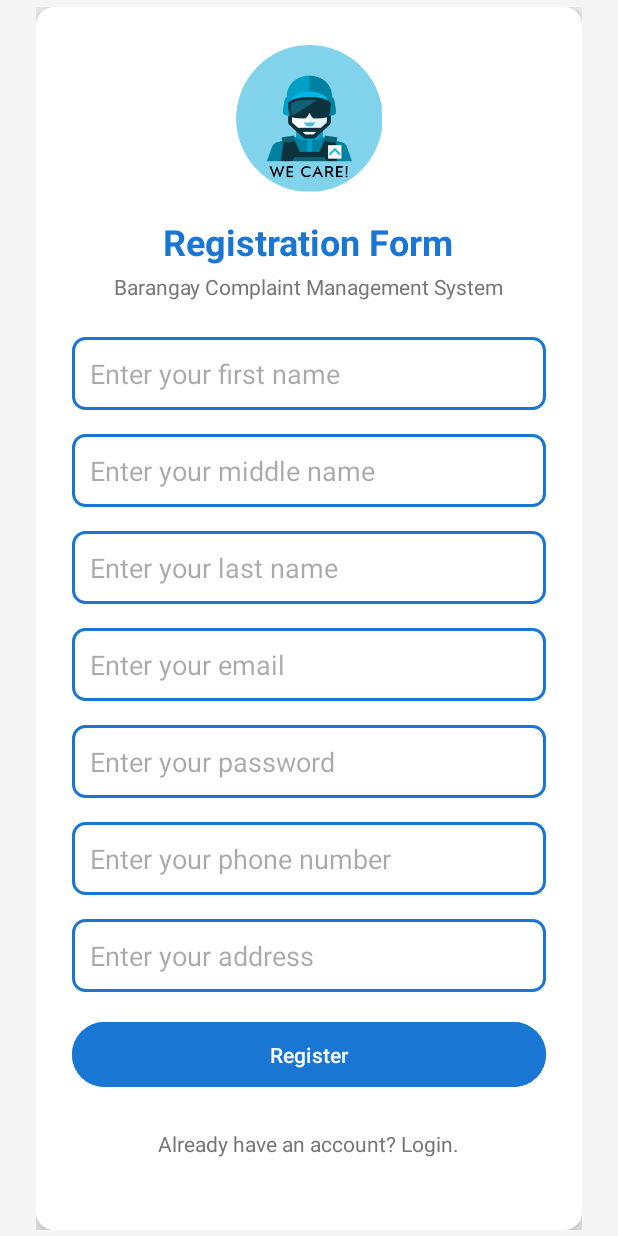
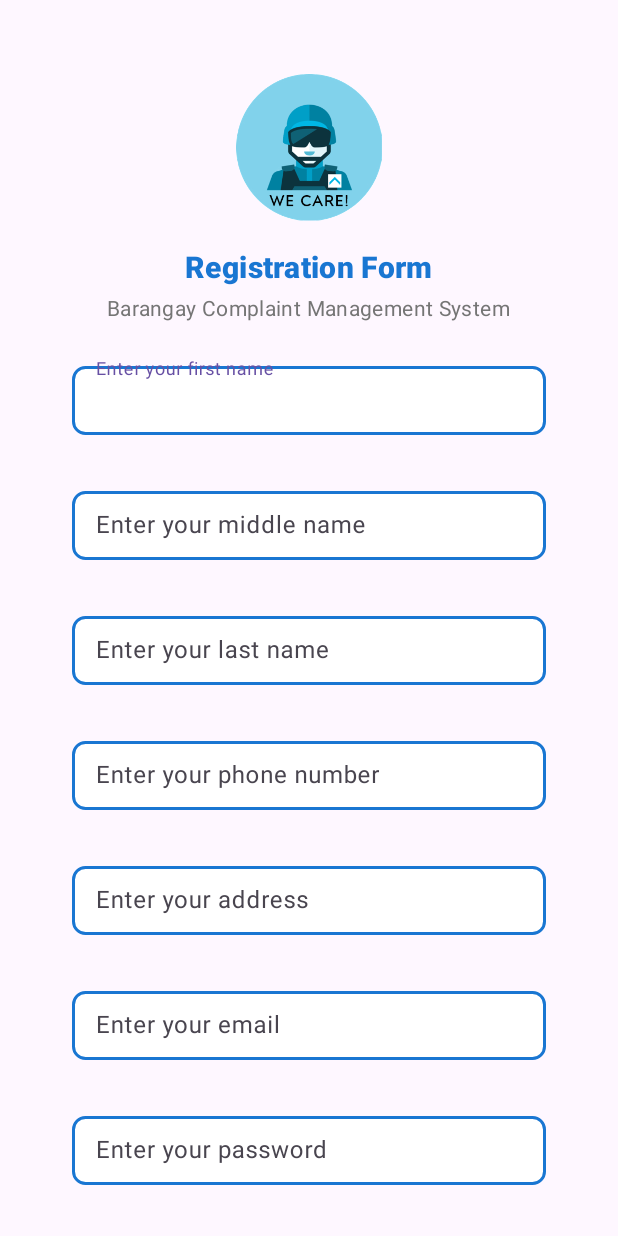
Before and after one commit to IamGotu/WeCareMobile, an Android app: the Register screen opened directly, with no data from a screen before it, on a phone screen of 412 x 824 dp. Run offline under Robolectric (Android 15) with nearby library versions, the light colour scheme and no system bars; our stand-ins replace Volley.

Commit message:
Resident/complanant can register to the app

```diff
--- a/app/src/main/java/com/sia/android/wecare/Register.java
+++ b/app/src/main/java/com/sia/android/wecare/Register.java
@@ -1,16 +1,37 @@
 package com.sia.android.wecare;
 
+import android.app.ProgressDialog;
 import android.content.Intent;
 import android.os.Bundle;
-import android.util.Log;
 import android.view.View;
-import android.widget.Button;
-import android.widget.EditText;
 import android.widget.TextView;
+import android.widget.Toast;
 
 import androidx.appcompat.app.AppCompatActivity;
 
+import com.android.volley.AuthFailureError;
+import com.android.volley.Request;
+import com.android.volley.RequestQueue;
+import com.android.volley.Response;
+import com.android.volley.VolleyError;
+import com.android.volley.toolbox.StringRequest;
+import com.android.volley.toolbox.Volley;
+import com.google.android.material.button.MaterialButton;
+import com.google.android.material.textfield.TextInputEditText;
+
+import org.json.JSONException;
+import org.json.JSONObject;
+
+import java.util.HashMap;
+import java.util.Map;
+
 public class Register extends AppCompatActivity {
+
+    TextInputEditText txtfirst_name, txtmiddle_name, txtlast_name, txtphone_number,
+            txtAddress, txtEmail, txtPassword;
+    MaterialButton btnRegister;
+
+    String url_register = "http://192.168.0.35/wecare_connection/register.php";
 
     @Override
     protected void onCreate(Bundle savedInstanceState) {
@@ -26,33 +47,95 @@ public class Register extends AppCompatActivity {
             }
         });
 
-        // Initialize EditText fields
-        EditText firstNameEditText = findViewById(R.id.firstNameEditText);
-        EditText middleNameEditText = findViewById(R.id.middleNameEditText);
-        EditText lastNameEditText = findViewById(R.id.lastNameEditText);
-        EditText emailEditText = findViewById(R.id.emailEditText);
-        EditText passwordEditText = findViewById(R.id.passwordEditText);
-        EditText phoneNumberEditText = findViewById(R.id.phoneNumberEditText);
-        EditText addressEditText = findViewById(R.id.addressEditText);
+        txtfirst_name = findViewById(R.id.firstNameEditText);
+        txtmiddle_name = findViewById(R.id.middleNameEditText);
+        txtlast_name = findViewById(R.id.lastNameEditText);
+        txtphone_number = findViewById(R.id.phoneNumberEditText);
+        txtAddress = findViewById(R.id.addressEditText);
+        txtEmail = findViewById(R.id.emailEditText);
+        txtPassword = findViewById(R.id.passwordEditText);
+        btnRegister = findViewById(R.id.registerButton);
 
-        // Register button
-        Button registerButton = findViewById(R.id.registerButton);
-
-        // Handle button click to register
-        registerButton.setOnClickListener(v -> {
-            // Collect data from EditText fields
-            String firstName = firstNameEditText.getText().toString().trim();
-            String middleName = middleNameEditText.getText().toString().trim();
-            String lastName = lastNameEditText.getText().toString().trim();
-            String email = emailEditText.getText().toString().trim();
-            String password = passwordEditText.getText().toString().trim();
-            String phoneNumber = phoneNumberEditText.getText().toString().trim();
-            String address = addressEditText.getText().toString().trim();
-
-            // Log the values (You can remove this later)
-            Log.d("Register", "User Data: " + firstName + " " + middleName + " " + lastName + " " + email + " " + phoneNumber + " " + address);
-
-            // Send this data to the server (we will do that part next)
+        btnRegister.setOnClickListener(new View.OnClickListener() {
+            @Override
+            public void onClick(View v) {
+                GoRegister();
+            }
         });
     }
+
+    private void GoRegister() {
+
+        ProgressDialog progressDialog= new ProgressDialog(this);
+        progressDialog.setMessage("{Loading...");
+        String first_name = txtfirst_name.getText().toString().trim();
+        String middle_name = txtmiddle_name.getText().toString().trim();
+        String last_name = txtlast_name.getText().toString().trim();
+        String phone_number = txtphone_number.getText().toString().trim();
+        String address = txtAddress.getText().toString().trim();
+        String email = txtEmail.getText().toString().trim();
+        String password = txtPassword.getText().toString().trim();
+
+        if (first_name.isEmpty()) {
+            Toast.makeText(this, "Enter First Name", Toast.LENGTH_SHORT).show();
+        } else if (last_name.isEmpty()) {
+            Toast.makeText(this, "Enter Last Name", Toast.LENGTH_SHORT).show();
+        } else if (phone_number.isEmpty()) {
+            Toast.makeText(this, "Enter Phone Number", Toast.LENGTH_SHORT).show();
+        } else if (address.isEmpty()) {
+            Toast.makeText(this, "Enter Address", Toast.LENGTH_SHORT).show();
+        } else if (email.isEmpty()) {
+            Toast.makeText(this, "Enter Email", Toast.LENGTH_SHORT).show();
+        } else if (password.isEmpty()) {
+            Toast.makeText(this, "Enter Password", Toast.LENGTH_SHORT).show();
+        } else {
+            progressDialog.show();
+            //tv_success.setText("Register Success");
+            StringRequest stringRequest = new StringRequest(Request.Method.POST, url_register, new Response.Listener<String>() {
+                @Override
+                public void onResponse(String response) {
+
+                    try {
+                        JSONObject sonObject = new JSONObject(response);
+                        String success = sonObject.getString("success");
+                        String message = sonObject.getString("message");
+
+                        if (success.equals("1")) {
+                            progressDialog.dismiss();
+                            Toast.makeText(Register.this, "Registration Successful", Toast.LENGTH_SHORT).show();
+                        } else {
+                            progressDialog.dismiss();
+                            Toast.makeText(Register.this, message, Toast.LENGTH_LONG).show();
+                        }
+                    } catch (JSONException e) {
+                        e.printStackTrace();
+                        Toast.makeText(Register.this, e.toString(), Toast.LENGTH_LONG).show();
+                        progressDialog.dismiss();
+                    }
+                }
+            }, new Response.ErrorListener() {
+                @Override
+                public void onErrorResponse(VolleyError error) {
+                    Toast.makeText(Register.this, error.toString(), Toast.LENGTH_LONG).show();
+                    progressDialog.dismiss();
+                }
+            })
+            {
+                @Override
+                protected Map<String, String> getParams() throws AuthFailureError {
+                    Map<String, String> params = new HashMap<>();
+                    params.put("first_name", first_name);
+                    params.put("middle_name", middle_name);
+                    params.put("last_name", last_name);
+                    params.put("phone_number", phone_number);
+                    params.put("address", address);
+                    params.put("email", email);
+                    params.put("password", password);
+                    return params;
+                }
+            };
+            RequestQueue requestQueue = Volley.newRequestQueue(this);
+            requestQueue.add(stringRequest);
+        }
+    }
 }
--- a/app/src/main/res/layout/activity_register.xml
+++ b/app/src/main/res/layout/activity_register.xml
@@ -1,62 +1,74 @@
 <?xml version="1.0" encoding="utf-8"?>
 <androidx.core.widget.NestedScrollView xmlns:android="http://schemas.android.com/apk/res/android"
     xmlns:tools="http://schemas.android.com/tools"
+    xmlns:app="http://schemas.android.com/apk/res-auto"
     android:layout_width="match_parent"
     android:layout_height="match_parent"
-    xmlns:app="http://schemas.android.com/apk/res-auto"
-    android:background="#F5F5F5">
+    android:fillViewport="true"
+    android:background="?android:attr/windowBackground"
+    tools:context=".Register">
 
     <androidx.constraintlayout.widget.ConstraintLayout
         android:layout_width="match_parent"
         android:layout_height="wrap_content"
-        android:padding="24dp"
-        android:layout_gravity="center">
+        android:padding="24dp">
 
         <LinearLayout
-            android:id="@+id/registrationCard"
-            app:layout_constraintBottom_toBottomOf="parent"
-            app:layout_constraintEnd_toEndOf="parent"
-            app:layout_constraintStart_toStartOf="parent"
-            app:layout_constraintTop_toTopOf="parent"
-            android:layout_width="0dp"
+            android:layout_width="match_parent"
             android:layout_height="wrap_content"
-            android:background="@drawable/card_background"
-            android:elevation="8dp"
-            android:gravity="center_horizontal"
             android:orientation="vertical"
             android:padding="24dp"
-            tools:layout_editor_absoluteX="24dp"
-            tools:layout_editor_absoluteY="97dp">
+            android:gravity="center"
+            app:layout_constraintTop_toTopOf="parent"
+            app:layout_constraintBottom_toBottomOf="parent"
+            app:layout_constraintStart_toStartOf="parent"
+            app:layout_constraintEnd_toEndOf="parent"
+            tools:ignore="MissingConstraints">
 
             <ImageView
                 android:id="@+id/logoImageView"
                 android:layout_width="100dp"
                 android:layout_height="100dp"
                 android:layout_marginBottom="16dp"
-                android:scaleType="centerCrop"
-                android:src="@drawable/ic_wecare_logo" />
+                android:src="@drawable/ic_wecare_logo"
+                android:scaleType="centerCrop" />
 
             <TextView
                 android:id="@+id/titleTextView"
                 android:layout_width="wrap_content"
                 android:layout_height="wrap_content"
-                android:layout_marginBottom="4dp"
                 android:text="@string/registration_form"
+                android:textAppearance="?attr/textAppearanceHeadline6"
                 android:textColor="#1976D2"
-                android:textSize="24sp"
-                android:textStyle="bold" />
+                android:textStyle="bold"
+                android:layout_marginBottom="4dp" />
 
             <TextView
                 android:id="@+id/subtitleTextView"
                 android:layout_width="wrap_content"
                 android:layout_height="wrap_content"
-                android:layout_marginBottom="24dp"
                 android:text="@string/system_title"
+                android:textAppearance="?attr/textAppearanceBody2"
                 android:textColor="#757575"
-                android:textSize="14sp" />
+                android:layout_marginBottom="24dp" />
 
-            <!-- First Name -->
-            <EditText
+            <com.google.android.material.textview.MaterialTextView
+                android:id="@+id/errorTextView"
+                android:layout_width="match_parent"
+                android:layout_height="wrap_content"
+                android:textColor="@android:color/holo_red_dark"
+                android:visibility="gone"
+                android:gravity="center"
+                android:text="Error will appear here"
+                android:layout_marginBottom="16dp"/>
+
+            <com.google.android.material.textfield.TextInputLayout
+                android:layout_width="match_parent"
+                android:layout_height="wrap_content"
+                android:layout_marginBottom="16dp"
+                app:endIconMode="clear_text">
+
+                <com.google.android.material.textfield.TextInputEditText
                     android:id="@+id/firstNameEditText"
                     android:layout_width="match_parent"
                     android:layout_height="wrap_content"
@@ -65,9 +77,15 @@
                     android:hint="@string/first_name"
                     android:inputType="textPersonName"
                     android:padding="12dp" />
+            </com.google.android.material.textfield.TextInputLayout>
 
-            <!-- Middle Name -->
-            <EditText
+            <com.google.android.material.textfield.TextInputLayout
+                android:layout_width="match_parent"
+                android:layout_height="wrap_content"
+                android:layout_marginBottom="16dp"
+                app:endIconMode="clear_text">
+
+                <com.google.android.material.textfield.TextInputEditText
                     android:id="@+id/middleNameEditText"
                     android:layout_width="match_parent"
                     android:layout_height="wrap_content"
@@ -76,9 +94,15 @@
                     android:hint="@string/middle_name"
                     android:inputType="textPersonName"
                     android:padding="12dp" />
+            </com.google.android.material.textfield.TextInputLayout>
 
-            <!-- Last Name -->
-            <EditText
+            <com.google.android.material.textfield.TextInputLayout
+                android:layout_width="match_parent"
+                android:layout_height="wrap_content"
+                android:layout_marginBottom="16dp"
+                app:endIconMode="clear_text">
+
+                <com.google.android.material.textfield.TextInputEditText
                     android:id="@+id/lastNameEditText"
                     android:layout_width="match_parent"
                     android:layout_height="wrap_content"
@@ -87,9 +111,50 @@
                     android:hint="@string/last_name"
                     android:inputType="textPersonName"
                     android:padding="12dp" />
+            </com.google.android.material.textfield.TextInputLayout>
 
-            <!-- Email -->
-            <EditText
+            <com.google.android.material.textfield.TextInputLayout
+                android:layout_width="match_parent"
+                android:layout_height="wrap_content"
+                android:layout_marginBottom="16dp"
+                app:endIconMode="clear_text">
+
+                <com.google.android.material.textfield.TextInputEditText
+                    android:id="@+id/phoneNumberEditText"
+                    android:layout_width="match_parent"
+                    android:layout_height="wrap_content"
+                    android:layout_marginBottom="16dp"
+                    android:background="@drawable/edittext_background"
+                    android:hint="@string/phonee_number"
+                    android:inputType="phone"
+                    android:padding="12dp" />
+
+            </com.google.android.material.textfield.TextInputLayout>
+
+            <com.google.android.material.textfield.TextInputLayout
+                android:layout_width="match_parent"
+                android:layout_height="wrap_content"
+                android:layout_marginBottom="16dp"
+                app:endIconMode="clear_text">
+
+                <com.google.android.material.textfield.TextInputEditText
+                    android:id="@+id/addressEditText"
+                    android:layout_width="match_parent"
+                    android:layout_height="wrap_content"
+                    android:layout_marginBottom="16dp"
+                    android:background="@drawable/edittext_background"
+                    android:hint="@string/address"
+                    android:padding="12dp" />
+
+            </com.google.android.material.textfield.TextInputLayout>
+
+            <com.google.android.material.textfield.TextInputLayout
+                android:layout_width="match_parent"
+                android:layout_height="wrap_content"
+                android:layout_marginBottom="16dp"
+                app:endIconMode="clear_text">
+
+                <com.google.android.material.textfield.TextInputEditText
                     android:id="@+id/emailEditText"
                     android:layout_width="match_parent"
                     android:layout_height="wrap_content"
@@ -99,8 +164,15 @@
                     android:inputType="textEmailAddress"
                     android:padding="12dp" />
 
-            <!-- Password -->
-            <EditText
+            </com.google.android.material.textfield.TextInputLayout>
+
+            <com.google.android.material.textfield.TextInputLayout
+                android:layout_width="match_parent"
+                android:layout_height="wrap_content"
+                android:layout_marginBottom="16dp"
+                app:endIconMode="clear_text">
+
+                <com.google.android.material.textfield.TextInputEditText
                     android:id="@+id/passwordEditText"
                     android:layout_width="match_parent"
                     android:layout_height="wrap_content"
@@ -110,36 +182,16 @@
                     android:inputType="textPassword"
                     android:padding="12dp" />
 
-            <!-- Phone Number -->
-            <EditText
-                android:id="@+id/phoneNumberEditText"
-                android:layout_width="match_parent"
-                android:layout_height="wrap_content"
-                android:layout_marginBottom="16dp"
-                android:background="@drawable/edittext_background"
-                android:hint="@string/phonee_number"
-                android:inputType="phone"
-                android:padding="12dp" />
+            </com.google.android.material.textfield.TextInputLayout>
 
-            <!-- Address -->
-            <EditText
-                android:id="@+id/addressEditText"
-                android:layout_width="match_parent"
-                android:layout_height="wrap_content"
-                android:layout_marginBottom="16dp"
-                android:background="@drawable/edittext_background"
-                android:hint="@string/address"
-                android:padding="12dp" />
-
-            <!-- Register Button -->
-
-            <Button
+            <com.google.android.material.button.MaterialButton
                 android:id="@+id/registerButton"
                 android:layout_width="match_parent"
                 android:layout_height="wrap_content"
                 android:backgroundTint="#1976D2"
                 android:padding="12dp"
                 android:text="@string/register"
+                style="?attr/materialButtonOutlinedStyle"
                 android:textColor="#FFFFFF" />
 
                 <TextView
@@ -148,8 +200,10 @@
                     android:layout_height="wrap_content"
                     android:layout_margin="24dp"
                     android:text="@string/redirect_login"
+                    android:textAppearance="?attr/textAppearanceBody2"
                     android:textColor="#757575"
                     android:textSize="14sp" />
+
         </LinearLayout>
 
     </androidx.constraintlayout.widget.ConstraintLayout>
```
Lines whose indentation alone changed are shown as unchanged.
